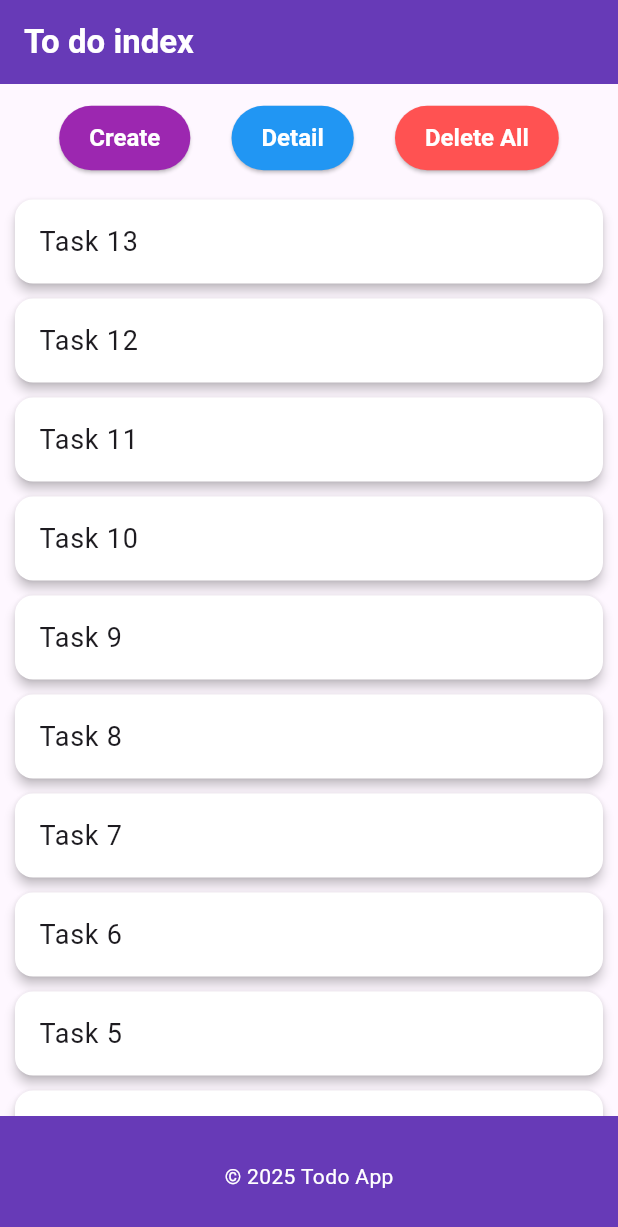
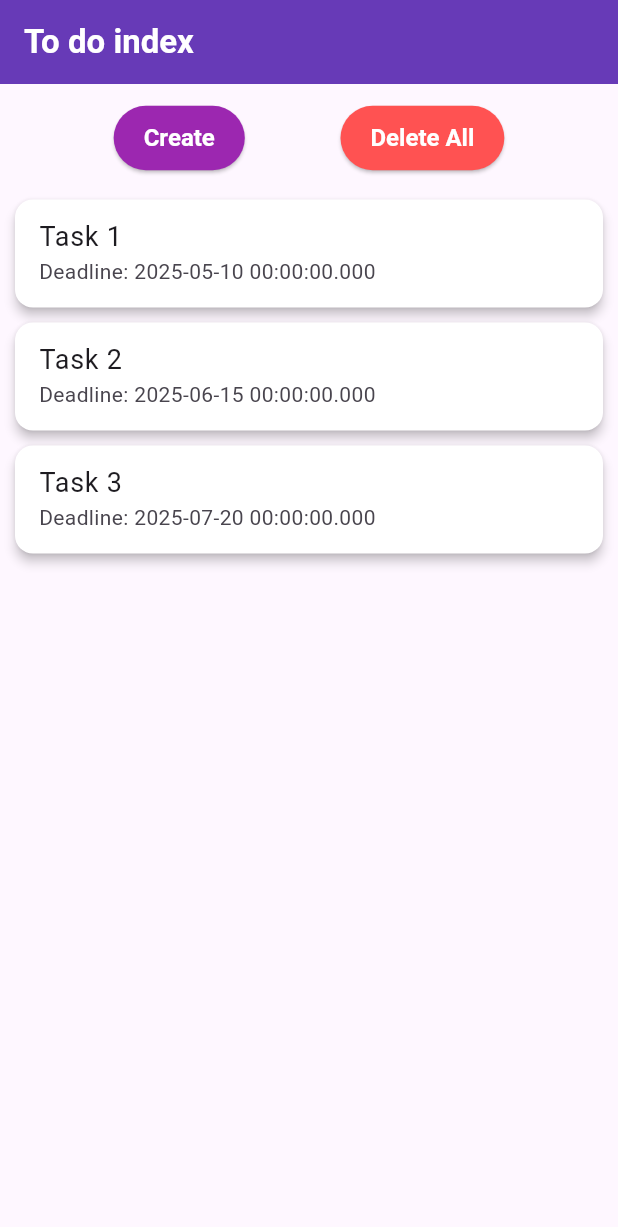
Before and after one commit to Application-drop-up/todo, a Flutter app: the screen it shows after launch, on a phone screen of 412 x 824 dp. Shown: the top 1227 px of the screen. Run offline on Flutter 3.47's test engine with Material 3 defaults, Android fonts, the phone set to English and light mode, and no system bars.

Commit message:
feat: add_test-show_detail_task_viewmodel

```diff
--- a/lib/main.dart
+++ b/lib/main.dart
@@ -1,5 +1,7 @@
 import 'package:flutter/material.dart';
 import 'package:todo/view/create_task_view.dart';
+import 'package:todo/model/show_detail_task.dart';
+import 'package:todo/model/show_detail_task.dart';
 
 void main() {
   runApp(const MyApp());
@@ -29,9 +31,10 @@ class MyHomePage extends StatefulWidget {
 }
 
 class _MyHomePageState extends State<MyHomePage> {
-  List<String> todoList = [
-    "Task 13", "Task 12", "Task 11", "Task 10", "Task 9", "Task 8",
-    "Task 7", "Task 6", "Task 5", "Task 4", "Task 3", "Task 2", "Task 1"
+  List<Task> todoList = [
+    Task(id: "1", title: "Task 1", content: "This is task 1", dueDate: DateTime(2025, 5, 10), isCompleted: false),
+    Task(id: "2", title: "Task 2", content: "This is task 2", dueDate:  DateTime(2025, 6, 15), isCompleted: false),
+    Task(id: "3", title: "Task 3", content: "This is task 3", dueDate: DateTime(2025, 7, 20), isCompleted: false),
   ];
 
   void _navigateToCreateTaskScreen() {
@@ -39,7 +42,7 @@ class _MyHomePageState extends State<MyHomePage> {
       context,
       MaterialPageRoute(builder: (context) => CreateTaskPage()),
     ).then((newTask) {
-      if (newTask != null) {
+      if (newTask != null && newTask is Task) {
         setState(() {
           todoList.insert(0, newTask);
         });
@@ -64,7 +67,6 @@ class _MyHomePageState extends State<MyHomePage> {
               mainAxisAlignment: MainAxisAlignment.spaceEvenly,
               children: [
                 _buildActionButton("Create", Colors.purple, _navigateToCreateTaskScreen),
-                _buildActionButton("Detail", Colors.blue, () {}),
                 _buildActionButton("Delete All", Colors.redAccent, () {
                   setState(() {
                     todoList.clear();
@@ -77,30 +79,26 @@ class _MyHomePageState extends State<MyHomePage> {
             child: ListView.builder(
               itemCount: todoList.length,
               itemBuilder: (context, index) {
+                final task = todoList[index];
+
                 return Card(
                   color: Colors.white,
                   elevation: 3,
                   margin: const EdgeInsets.symmetric(vertical: 5, horizontal: 10),
                   child: ListTile(
-                    title: Text(todoList[index], style: const TextStyle(fontSize: 18)),
+                    title: Text(task.title, style: const TextStyle(fontSize: 18)),
+                    subtitle: Text("Deadline: ${task.dueDate.toString()}"),
+                    onTap: () {
+                      ScaffoldMessenger.of(context).showSnackBar(
+                        SnackBar(content: Text("Task: ${task.title}\nDeadline: ${task.dueDate}")),
+                      );
+                    },
                   ),
                 );
               },
             ),
           ),
         ],
-      ),
-      bottomNavigationBar: BottomAppBar(
-        color: Colors.deepPurple,
-        child: Padding(
-          padding: const EdgeInsets.all(10.0),
-          child: Center(
-            child: Text(
-              '© 2025 Todo App',
-              style: TextStyle(color: Colors.white, fontSize: 14),
-            ),
-          ),
-        ),
       ),
     );
   }
--- a/lib/model/show_detail_task.dart
+++ b/lib/model/show_detail_task.dart
@@ -1,13 +1,15 @@
 class Task {
   final String id;
   final String title;
-  final String description;
+  final String content;
   final DateTime? dueDate;
+  final bool isCompleted;
 
   Task({
     required this.id,
     required this.title,
-    required this.description,
+    required this.content,
     this.dueDate,
+    required this.isCompleted,
   });
 }
```
Also changed, not shown: lib/viewmodel/show_detail_task_viewmodel.dart (+24 -0 lines).
